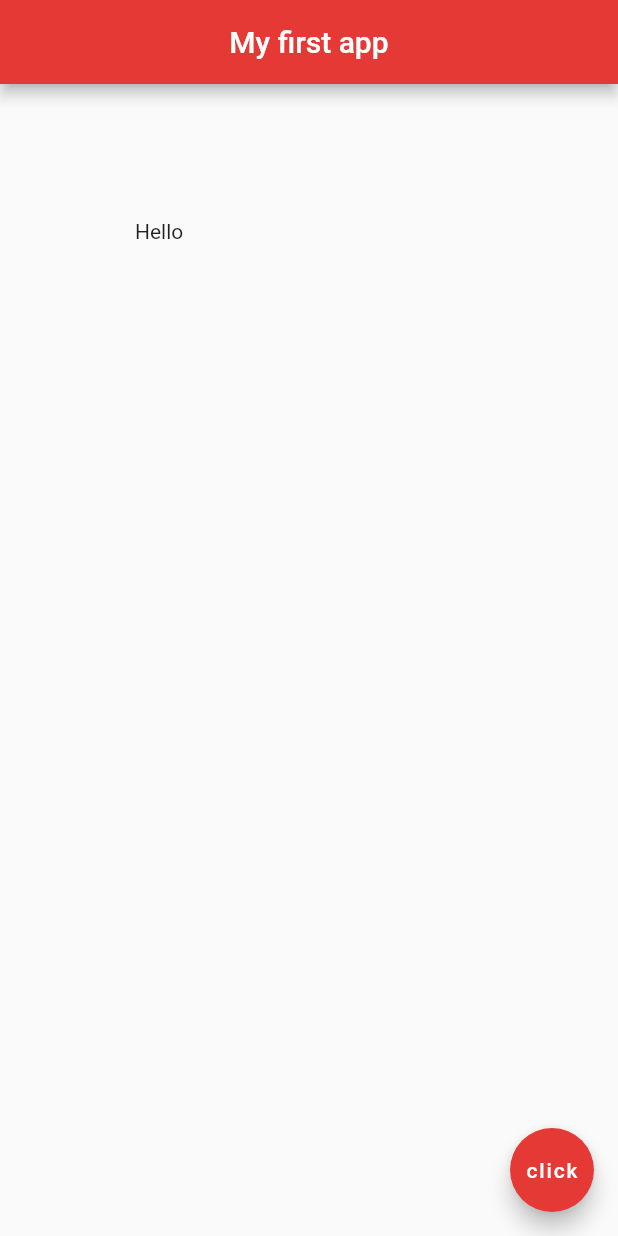
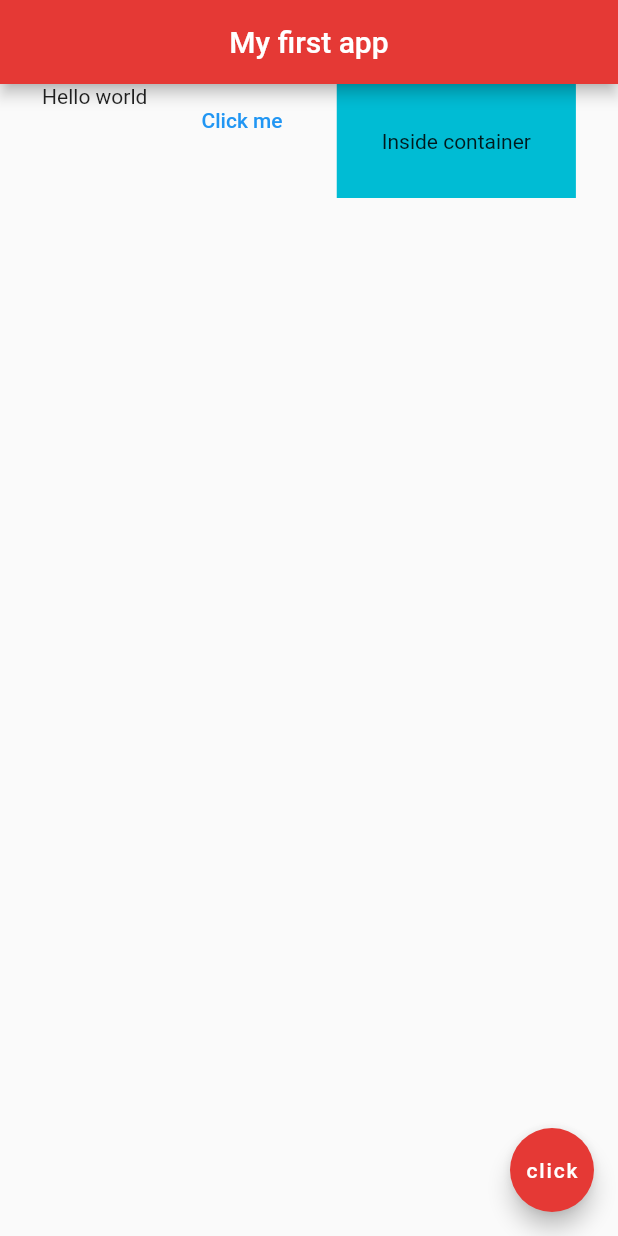
Before and after one commit to Mujirin/trying_flutter, a Flutter app: the screen it shows after launch, on a phone screen of 412 x 824 dp. Run offline on Flutter 3.47's test engine with Material 2 defaults, Android fonts, the phone set to English and light mode, and no system bars.

Commit message:
Row widget

```diff
--- a/lib/main.dart
+++ b/lib/main.dart
@@ -16,9 +16,23 @@ class Home extends StatelessWidget {
         centerTitle: true,
         backgroundColor: Colors.red[600],
       ),
-      body: Padding(
-        padding: EdgeInsets.all(90),
-        child: Text("Hello"),
+      body: Row(
+        mainAxisAlignment: MainAxisAlignment.spaceEvenly,
+        crossAxisAlignment: CrossAxisAlignment.start,
+        children: <Widget>[
+          Text("Hello world"),
+          TextButton(
+            onPressed: (){},
+            child: Text("Click me"),
+            style: ButtonStyle(
+            ),
+          ),
+          Container(
+            color: Colors.cyan,
+            padding: EdgeInsets.all(30.0),
+            child: Text("Inside container"),
+          )
+        ],
       ),
       floatingActionButton: FloatingActionButton(
         onPressed: () {},
```
